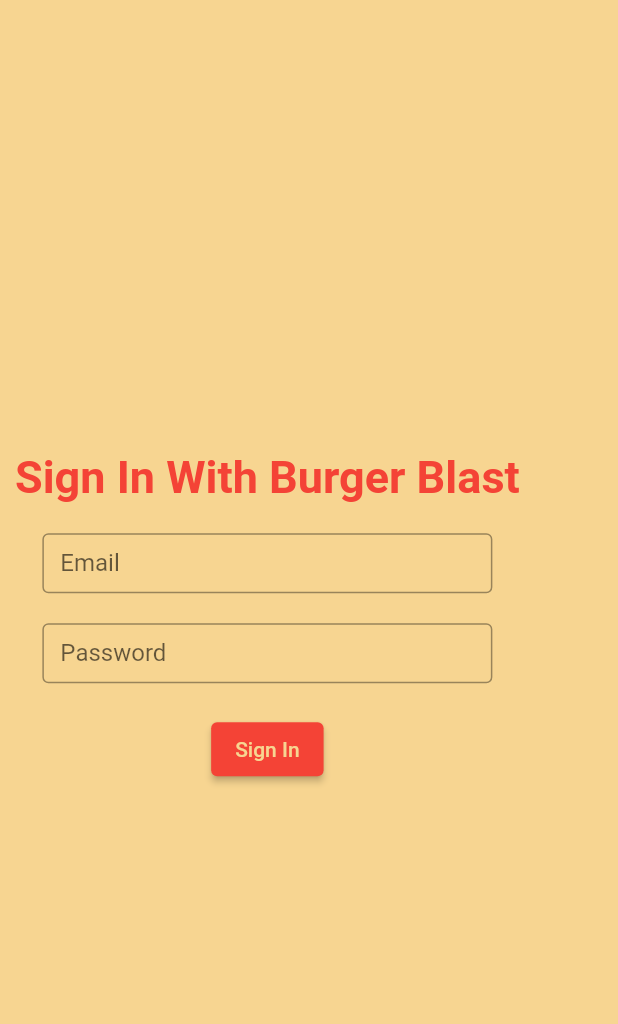
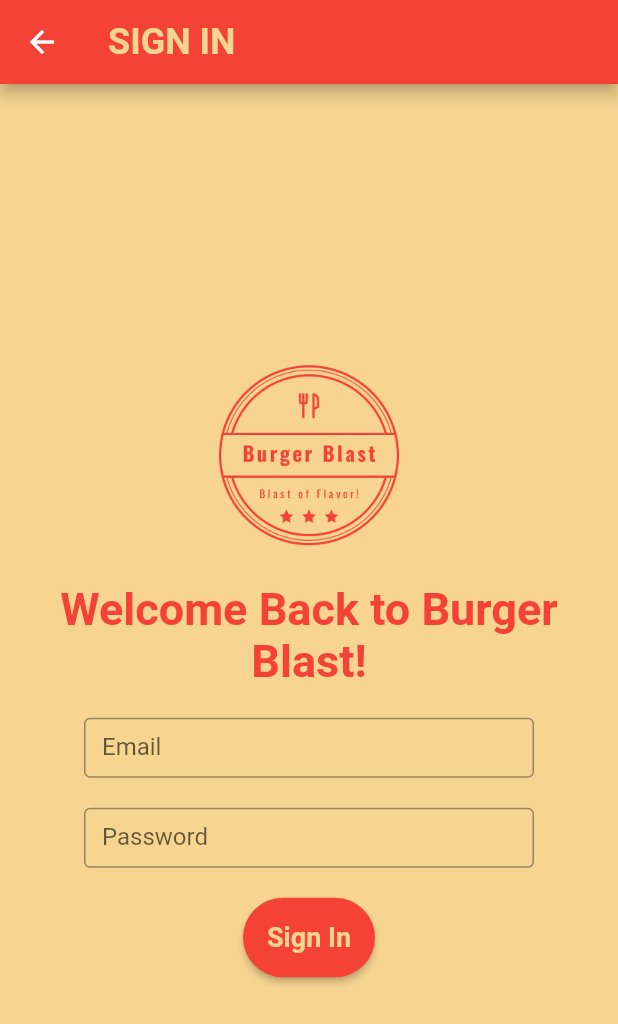
Before and after one commit to Khoury-e/Burger-Blast, a Flutter app: the SignIn screen opened by its route, on a phone screen of 412 x 824 dp. Shown: the top 1024 px of the screen. Run offline on Flutter 3.47's test engine with Material 2 defaults, Android fonts, the phone set to English and light mode, and no system bars.

Commit message:
Update signin.dart

```diff
--- a/lib/signin.dart
+++ b/lib/signin.dart
@@ -7,15 +7,28 @@ class SignIn extends StatelessWidget {
   @override
   Widget build(BuildContext context) {
     return Scaffold(
+      appBar: AppBar(
+        title: Text('SIGN IN', style: TextStyle(color:  Color.fromARGB(255, 247, 213, 145),  fontSize: 24,
+                  fontWeight: FontWeight.bold),),
+        backgroundColor: Colors.red,
+
+      ),
       backgroundColor: Color.fromARGB(255, 247, 213, 145),
-      body: Column(
+      body: Center(
+        child: Column(
         mainAxisAlignment: MainAxisAlignment.center,
         crossAxisAlignment: CrossAxisAlignment.center,
         children: [
           Container(
+            margin: EdgeInsets.only(top:10),
+            child: Image.asset('assets/icons/logo_transparent.png'),
+            height: 150,
+            width: 400,
+          ),
+          Container(
               margin: const EdgeInsets.all(10.0),
               child: const Text(
-                "Sign In With Burger Blast",
+                "Welcome Back to Burger Blast!",
                 textAlign: TextAlign.center,
                 style: TextStyle(
                   color: Colors.red,
@@ -51,6 +64,31 @@ class SignIn extends StatelessWidget {
             ),
           ),
           Container(
+            margin: EdgeInsets.all(10.0),
+            child: ElevatedButton(
+              style: ElevatedButton.styleFrom(
+                backgroundColor: Colors.red,
+                foregroundColor:Color.fromARGB(255, 247, 213, 145),
+                shape: RoundedRectangleBorder(
+                borderRadius: BorderRadius.circular(30),
+                ),
+                padding: EdgeInsets.all(16),
+                //side: const BorderSide(color: Colors.black, width: 1),
+                //padding: EdgeInsets.symmetric(vertical: 8.0, horizontal: 16.0),
+              ),
+              onPressed: () {
+                Navigator.pushNamed(context, '/view_menu');
+              },
+              child: const Text(
+                "Sign In",
+                style: TextStyle(
+                  fontSize: 18.0,
+                  fontWeight: FontWeight.bold,
+                ),
+              ),
+            ),
+          ),
+          /*Container(
             margin: const EdgeInsets.all(10.0),
             child: ElevatedButton(
               onPressed: () {
@@ -62,9 +100,10 @@ class SignIn extends StatelessWidget {
               ),
               child: const Text("Sign In"),
             ),
-          )
+          )*/
         ],
       ),
+      )
     );
   }
 }
```
